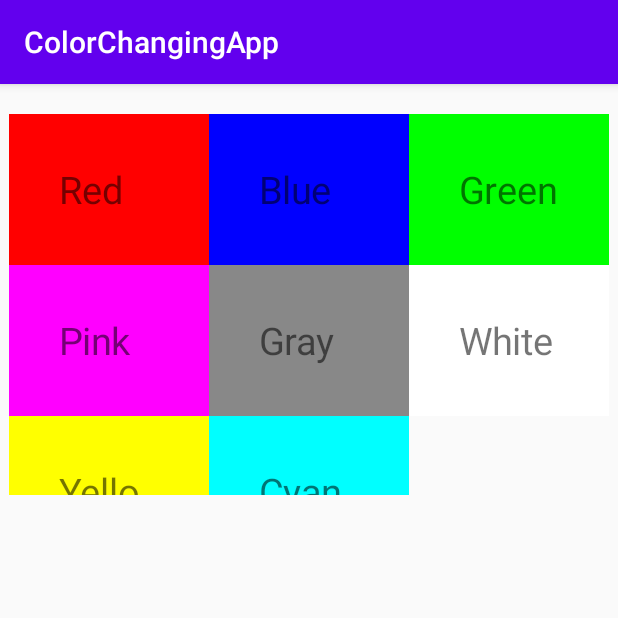
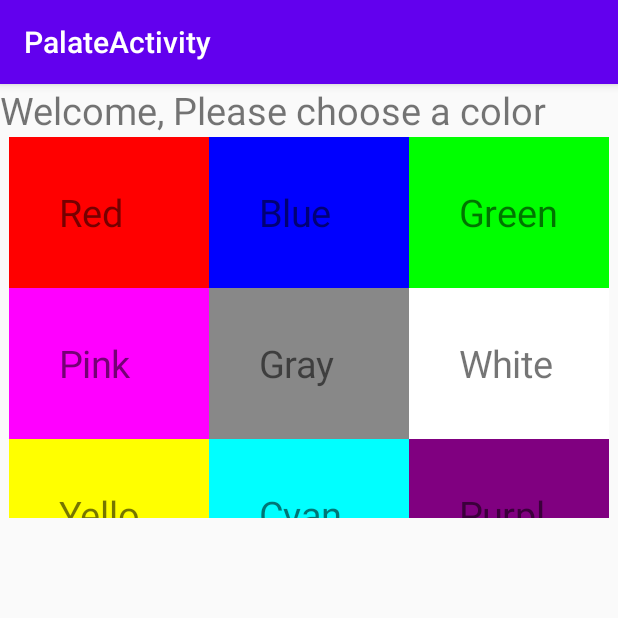
Before and after one commit to Ruchit42/ColorChangingApp, an Android app: the screen it shows after launch (MainActivity), on a phone screen of 412 x 824 dp, the top half of it. Run offline under Robolectric (Android 15) with nearby library versions, the phone set to English and light mode, and no system bars.

Commit message:
Pushing one more color

```diff
--- a/app/src/main/java/edu/temple/colorchangingapp/CanvasActivity.java
+++ b/app/src/main/java/edu/temple/colorchangingapp/CanvasActivity.java
@@ -45,10 +45,13 @@ public class CanvasActivity extends AppCompatActivity {
         } else if (colorww.matches("Cyan")){
             view.setBackgroundColor(Color.CYAN);
             tv.setText(colorww);
+        } else if (colorww.matches("Purple")){
+            view.setBackgroundColor(Color.rgb(128,0,128));
+            tv.setText(colorww);
         }
        // String text1 = intent.getStringExtra("Red",0);
 
-        setTitle("Activity 2");
+        setTitle("CanvasActivity");
 
 
     }
--- a/app/src/main/java/edu/temple/colorchangingapp/CustomAdapter.java
+++ b/app/src/main/java/edu/temple/colorchangingapp/CustomAdapter.java
@@ -52,6 +52,8 @@ public class CustomAdapter extends BaseAdapter {
             textView.setBackgroundColor(Color.YELLOW);
         } else if (position ==7 ){
             textView.setBackgroundColor(Color.CYAN);
+        } else if (position == 8){
+            textView.setBackgroundColor(Color.rgb(128,0,128));
         }
         textView.setText(getItem(position).toString());
 
--- a/app/src/main/java/edu/temple/colorchangingapp/MainActivity.java
+++ b/app/src/main/java/edu/temple/colorchangingapp/MainActivity.java
@@ -4,6 +4,7 @@ package edu.temple.colorchangingapp;
 import androidx.appcompat.app.AppCompatActivity;
 
 import android.content.Intent;
+import android.icu.text.CaseMap;
 import android.os.Bundle;
 import android.view.View;
 import android.widget.AdapterView;
@@ -24,7 +25,8 @@ View layout ;
         setContentView(R.layout.activity_main);
         choose = findViewById(R.id.myView);
         layout = findViewById(R.id.layout);
-
+        System.out.println(R.string.Title);
+        setTitle("PalateActivity");
 
 
         ArrayList<String> colors = new ArrayList<String>();
@@ -36,6 +38,7 @@ View layout ;
         colors.add("White");
         colors.add("Yellow");
         colors.add("Cyan");
+        colors.add("Purple");
         final BaseAdapter adapter = new CustomAdapter(MainActivity.this, colors);
         choose.setAdapter(adapter);
         choose.setOnItemClickListener(new AdapterView.OnItemClickListener() {
@@ -48,30 +51,28 @@ View layout ;
                 // layout.setBackgroundColor();
                 if (p.matches("Red")) {
                     openActivity2(p);
-
-                   // layout.setBackgroundColor(Color.RED);
-
                 } else if (p.matches("Blue")) {
                     openActivity2(p);
-                    //layout.setBackgroundColor(Color.BLUE);
                 } else if (p.matches("Green")) {
-                    layout.setBackgroundColor(Color.GREEN);
+
                     openActivity2(p);
                 } else if (p.matches("Pink")) {
-                    layout.setBackgroundColor(Color.MAGENTA);
+
                     openActivity2(p);
                 }else if (p.matches("Gray")) {
                     openActivity2(p);
-                    layout.setBackgroundColor(Color.GRAY);
+
                 } else if (p.matches("White")){
                     openActivity2(p);
-                  //  layout.setBackgroundColor(Color.WHITE);
+
                 }else if (p.matches("Yellow")){
                     openActivity2(p);
-                    //layout.setBackgroundColor(Color.YELLOW);
+
                 }else if (p.matches("Cyan")){
                     openActivity2(p);
-                    //layout.setBackgroundColor(Color.CYAN);
+
+                } else if (p.matches("Purple")){
+                    openActivity2(p);
                 }
             }
         });
--- a/app/src/main/res/layout/activity_main.xml
+++ b/app/src/main/res/layout/activity_main.xml
@@ -13,10 +13,17 @@
         android:layout_width="400dp"
         android:layout_height="254dp"
         android:layout_marginStart="6dp"
+        android:layout_marginTop="35dp"
         android:numColumns="3"
-        android:layout_marginTop="20dp"
         app:layout_constraintEnd_toEndOf="parent"
         app:layout_constraintStart_toStartOf="parent"
         app:layout_constraintTop_toTopOf="parent" />
 
+    <TextView
+        android:id="@+id/textView"
+        android:layout_width="wrap_content"
+        android:layout_height="wrap_content"
+        android:text="@string/Title"
+        android:textSize="25dp" />
+
 </RelativeLayout>
--- a/app/src/main/res/values/strings.xml
+++ b/app/src/main/res/values/strings.xml
@@ -1,3 +1,4 @@
 <resources>
     <string name="app_name">ColorChangingApp</string>
+    <string name = "Title">Welcome, Please choose a color</string>
 </resources>
```
Also changed, not shown: app/src/main/res/mipmap-hdpi/ic_launcher.png, app/src/main/res/mipmap-mdpi/ic_launcher.png, app/src/main/res/mipmap-xhdpi/ic_launcher.png, app/src/main/res/mipmap-xxhdpi/ic_launcher.png, app/src/main/res/mipmap-xxxhdpi/ic_launcher.png.
